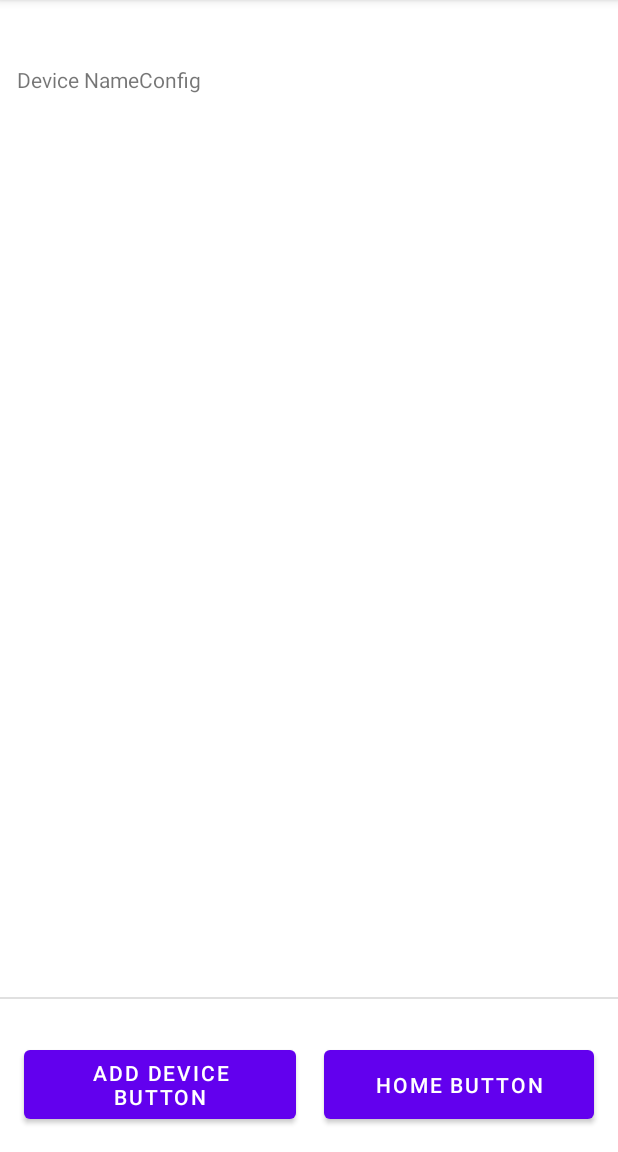
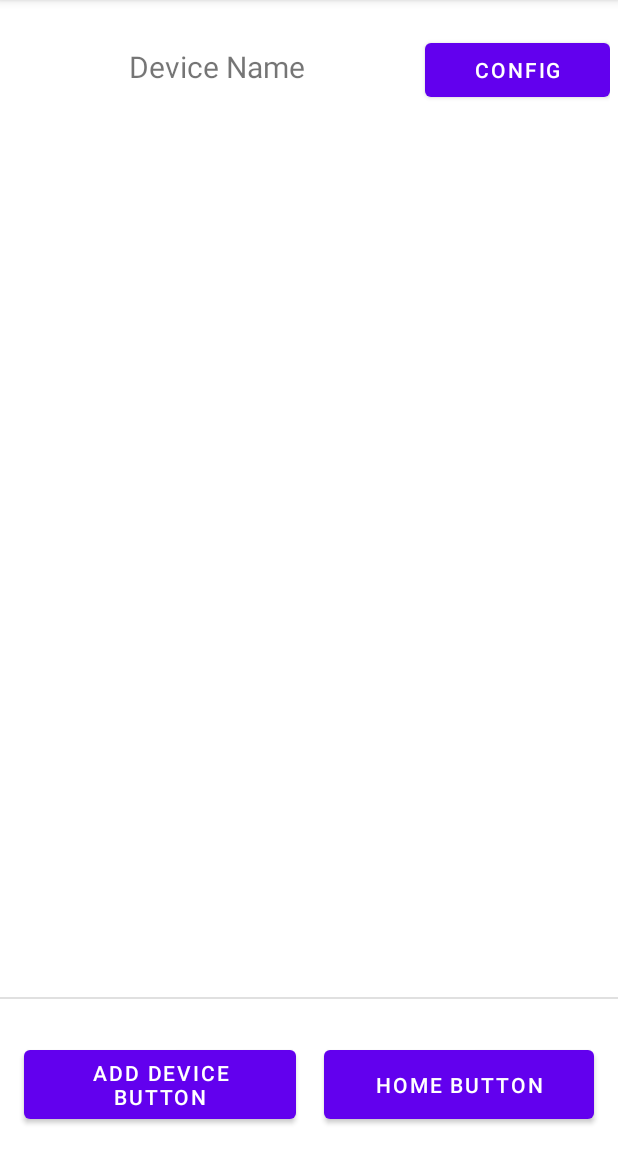
Before and after one commit to EnigmaticCoder1/SafeHome, an Android app: the activity_adddevice screen opened directly, with no data from a screen before it, on a phone screen of 412 x 824 dp, the part 84-1236 px from its top. Run offline under Robolectric (Android 15) with nearby library versions, the phone set to English and light mode, and no system bars; our stand-ins replace Firebase (no records; nobody signed in at launch, a user with empty details on screens opened directly).

```diff
--- a/app/src/main/java/com/example/safehomeapplication/activity_adddevice.kt
+++ b/app/src/main/java/com/example/safehomeapplication/activity_adddevice.kt
@@ -4,11 +4,21 @@ import android.content.Intent
 import androidx.appcompat.app.AppCompatActivity
 import android.os.Bundle
 import kotlinx.android.synthetic.main.activity_adddevice.*
+import android.text.TextUtils
+import android.view.inputmethod.TextSnapshot
+import android.widget.LinearLayout
+import android.widget.Toast
+import com.google.android.gms.tasks.Task
+import com.google.firebase.auth.AuthResult
+import com.google.firebase.auth.FirebaseAuth
+import com.google.firebase.database.*
 
 class activity_adddevice : AppCompatActivity() {
     override fun onCreate(savedInstanceState: Bundle?) {
         super.onCreate(savedInstanceState)
         setContentView(R.layout.activity_adddevice)
+
+        //displayDevices()
 
         homeButton.setOnClickListener{
             val home_intent = Intent(this, activity_home::class.java)
@@ -20,4 +30,32 @@ class activity_adddevice : AppCompatActivity() {
            startActivity(addDevice_intent)
         }
     }
+
+    private fun displayDevices(){
+        var layout: LinearLayout = this.findViewById(R.id.deviceLayout)
+        var row: LinearLayout = LinearLayout(this)
+
+        val mAuth = FirebaseAuth.getInstance()
+        //REALTIME DATABASE SETUP CODE
+        var ref = FirebaseDatabase.getInstance().getReference("Devices")
+
+        val menuListener = object : ValueEventListener {
+            override fun onDataChange(dataSnapshot: DataSnapshot) {
+                val children = dataSnapshot!!.children
+                children.forEach{
+                    //Here is what produces
+                    println(it.toString())
+                }
+            }
+            override fun onCancelled(databaseError: DatabaseError) {
+                // handle error
+            }
+        }
+
+
+        val userID = mAuth.currentUser!!.uid
+        ref.addValueEventListener(menuListener)
+        //Realtime Database input code
+
+    }
 }
--- a/app/src/main/res/layout/activity_adddevice.xml
+++ b/app/src/main/res/layout/activity_adddevice.xml
@@ -37,22 +37,36 @@
         app:layout_constraintEnd_toEndOf="parent"
         app:layout_constraintStart_toStartOf="parent" />
 
-    <TableLayout
-        android:id="@+id/deviceTable"
-        android:layout_width="390dp"
-        android:layout_height="579dp"
+    <LinearLayout
+        android:id="@+id/deviceLayout"
+        android:layout_width="match_parent"
+        android:layout_height="627dp"
+        android:layout_margin="5dp"
+        android:orientation="vertical"
         app:layout_constraintBottom_toBottomOf="@+id/divider"
         app:layout_constraintEnd_toEndOf="parent"
         app:layout_constraintStart_toStartOf="parent"
         app:layout_constraintTop_toTopOf="parent">
 
-        <TableRow tools:ignore="UselessParent">
+        <LinearLayout
+            android:layout_width="match_parent"
+            android:layout_height="50dp"
+            android:orientation="horizontal">
 
-            <TextView android:text="@string/device_name" />
+            <TextView
+                android:layout_width="31dp"
+                android:layout_height="match_parent"
+                android:layout_weight="2"
+                android:gravity="center"
+                android:text="Device Name"
+                android:textSize="20sp" />
 
-            <TextView android:text="@string/config" />
-        </TableRow>
-
-    </TableLayout>
+            <Button
+                android:layout_width="0dp"
+                android:layout_height="48dp"
+                android:layout_weight="1"
+                android:text="Config" />
+        </LinearLayout>
+    </LinearLayout>
 
 </androidx.constraintlayout.widget.ConstraintLayout>
```
